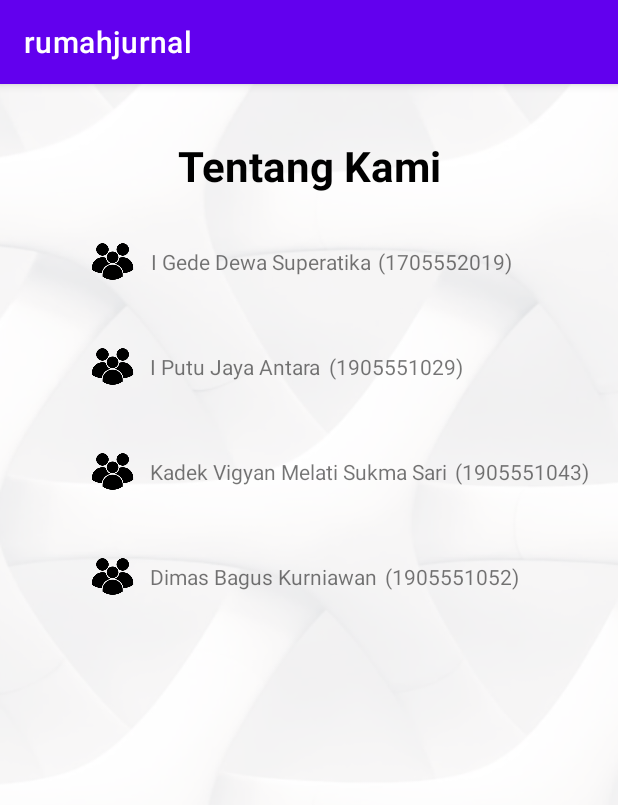
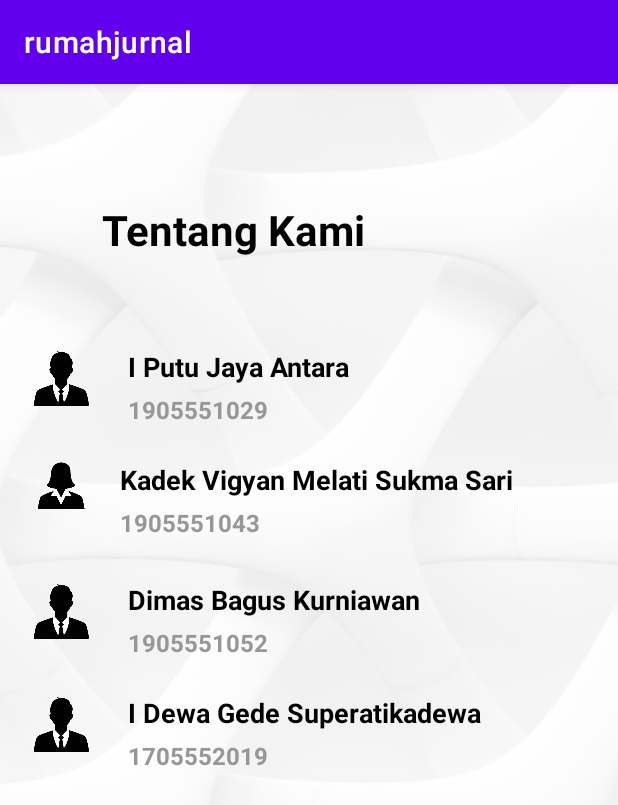
Before and after one commit to vigyanmelati/rumah_Jurnal, an Android app: the DashboardActivity screen opened directly, with no data from a screen before it, after a tap on "Tentang Kami", on a phone screen of 412 x 824 dp. Shown: the top 805 px of the screen. Run offline under Robolectric (Android 15) with nearby library versions, the phone set to English and light mode, and no system bars.

Commit message:
layout tentang kami, edit profil

```diff
--- a/app/src/main/AndroidManifest.xml
+++ b/app/src/main/AndroidManifest.xml
@@ -9,7 +9,8 @@
         android:roundIcon="@mipmap/ic_launcher_round"
         android:supportsRtl="true"
         android:theme="@style/Theme.Rumahjurnal">
-        <activity android:name=".AboutUsActivity"></activity>
+        <activity android:name=".TentangKamiActivity"></activity>
+        <activity android:name=".AboutUsActivity" />
         <activity android:name=".DashboardActivity" />
         <activity android:name=".ViewPdfActivity" />
         <activity android:name=".DaftarJurnalActivity" />
--- a/app/src/main/java/id/vigyan/rumahjurnal/DashboardActivity.java
+++ b/app/src/main/java/id/vigyan/rumahjurnal/DashboardActivity.java
@@ -38,7 +38,7 @@ public class DashboardActivity extends AppCompatActivity {
                 case R.id.daftarJurnalUmum : intent = new Intent(DashboardActivity.this,DaftarJurnalActivity.class);startActivity(intent);break;
                 case R.id.daftarJurnalAnda : intent = new Intent(DashboardActivity.this,DaftarJurnalUserActivity.class);startActivity(intent);break;
                 case R.id.editProfil : intent = new Intent(DashboardActivity.this,MainActivity.class);startActivity(intent);break;
-                case R.id.tentangKami : intent = new Intent(DashboardActivity.this,AboutUsActivity.class);startActivity(intent);break;
+                case R.id.tentangKami : intent = new Intent(DashboardActivity.this,TentangKamiActivity.class);startActivity(intent);break;
                 case R.id.logout : intent = new Intent(DashboardActivity.this,LoginActivity.class);startActivity(intent);break;
                 default:break;
             }
--- /dev/null
+++ b/app/src/main/java/id/vigyan/rumahjurnal/TentangKamiActivity.java
@@ -0,0 +1,14 @@
+package id.vigyan.rumahjurnal;
+
+import androidx.appcompat.app.AppCompatActivity;
+
+import android.os.Bundle;
+
+public class TentangKamiActivity extends AppCompatActivity {
+
+    @Override
+    protected void onCreate(Bundle savedInstanceState) {
+        super.onCreate(savedInstanceState);
+        setContentView(R.layout.activity_tentang_kami);
+    }
+}
--- /dev/null
+++ b/app/src/main/res/layout/activity_tentang_kami.xml
@@ -0,0 +1,180 @@
+<?xml version="1.0" encoding="utf-8"?>
+<LinearLayout xmlns:android="http://schemas.android.com/apk/res/android"
+    xmlns:app="http://schemas.android.com/apk/res-auto"
+    xmlns:tools="http://schemas.android.com/tools"
+    android:layout_width="match_parent"
+    android:layout_height="match_parent"
+    android:orientation="vertical"
+    android:background="@drawable/bg_image"
+    tools:context=".TentangKamiActivity">
+
+    <TextView
+        android:id="@+id/createData"
+        android:text="Tentang Kami"
+        android:layout_width="276dp"
+        android:layout_height="wrap_content"
+        android:layout_alignParentLeft="true"
+        android:layout_alignParentTop="true"
+        android:layout_gravity="center_horizontal"
+        android:layout_marginTop="78dp"
+        android:layout_marginBottom="40dp"
+        android:textSize="28sp"
+        android:textStyle="bold"
+        android:textColor="@color/black"/>
+
+    <LinearLayout
+        android:layout_width="match_parent"
+        android:layout_height="wrap_content"
+        android:orientation="horizontal">
+
+        <ImageView
+            android:layout_width="60dp"
+            android:layout_height="60dp"
+            android:layout_marginLeft="10dp"
+            android:layout_marginTop="15dp"
+            android:src="@drawable/org_cowok"/>
+
+        <LinearLayout
+            android:layout_width="match_parent"
+            android:layout_height="wrap_content"
+            android:orientation="vertical"
+            android:layout_marginLeft="15dp">
+
+            <TextView
+                android:layout_width="wrap_content"
+                android:layout_height="wrap_content"
+                android:text="I Putu Jaya Antara"
+                android:textColor="@color/black"
+                android:textStyle="bold"
+                android:layout_marginTop="20dp"
+                android:textSize="18sp"/>
+
+            <TextView
+                android:layout_width="wrap_content"
+                android:layout_height="wrap_content"
+                android:text="1905551029"
+                android:textColor="@color/abu"
+                android:textStyle="bold"
+                android:layout_marginTop="5dp"
+                android:textSize="16sp"/>
+
+        </LinearLayout>
+    </LinearLayout>
+
+    <LinearLayout
+        android:layout_width="match_parent"
+        android:layout_height="wrap_content"
+        android:orientation="horizontal">
+
+        <ImageView
+            android:layout_width="80dp"
+            android:layout_height="80dp"
+            android:src="@drawable/org_cewek"/>
+
+        <LinearLayout
+            android:layout_width="match_parent"
+            android:layout_height="wrap_content"
+            android:orientation="vertical">
+
+            <TextView
+                android:layout_width="wrap_content"
+                android:layout_height="wrap_content"
+                android:text="Kadek Vigyan Melati Sukma Sari"
+                android:textColor="@color/black"
+                android:textStyle="bold"
+                android:layout_marginTop="20dp"
+                android:textSize="18sp"/>
+
+            <TextView
+                android:layout_width="wrap_content"
+                android:layout_height="wrap_content"
+                android:text="1905551043"
+                android:textColor="@color/abu"
+                android:textStyle="bold"
+                android:layout_marginTop="5dp"
+                android:textSize="16sp"/>
+
+        </LinearLayout>
+    </LinearLayout>
+
+    <LinearLayout
+        android:layout_width="match_parent"
+        android:layout_height="wrap_content"
+        android:orientation="horizontal">
+
+        <ImageView
+            android:layout_width="60dp"
+            android:layout_height="60dp"
+            android:layout_marginLeft="10dp"
+            android:layout_marginTop="15dp"
+            android:src="@drawable/org_cowok"/>
+
+        <LinearLayout
+            android:layout_width="match_parent"
+            android:layout_height="wrap_content"
+            android:orientation="vertical"
+            android:layout_marginLeft="15dp">
+
+            <TextView
+                android:layout_width="wrap_content"
+                android:layout_height="wrap_content"
+                android:text="Dimas Bagus Kurniawan"
+                android:textColor="@color/black"
+                android:textStyle="bold"
+                android:layout_marginTop="20dp"
+                android:textSize="18sp"/>
+
+            <TextView
+                android:layout_width="wrap_content"
+                android:layout_height="wrap_content"
+                android:text="1905551052"
+                android:textColor="@color/abu"
+                android:textStyle="bold"
+                android:layout_marginTop="5dp"
+                android:textSize="16sp"/>
+
+        </LinearLayout>
+    </LinearLayout>
+
+    <LinearLayout
+        android:layout_width="match_parent"
+        android:layout_height="wrap_content"
+        android:orientation="horizontal">
+
+        <ImageView
+            android:layout_width="60dp"
+            android:layout_height="60dp"
+            android:layout_marginLeft="10dp"
+            android:layout_marginTop="15dp"
+            android:src="@drawable/org_cowok"/>
+
+        <LinearLayout
+            android:layout_width="match_parent"
+            android:layout_height="wrap_content"
+            android:orientation="vertical"
+            android:layout_marginLeft="15dp">
+
+            <TextView
+                android:layout_width="wrap_content"
+                android:layout_height="wrap_content"
+                android:text="I Dewa Gede Superatikadewa"
+                android:textColor="@color/black"
+                android:textStyle="bold"
+                android:layout_marginTop="20dp"
+                android:textSize="18sp"/>
+
+            <TextView
+                android:layout_width="wrap_content"
+                android:layout_height="wrap_content"
+                android:text="1705552019"
+                android:textColor="@color/abu"
+                android:textStyle="bold"
+                android:layout_marginTop="5dp"
+                android:textSize="16sp"/>
+
+        </LinearLayout>
+    </LinearLayout>
+
+
+
+</LinearLayout>
```
Also changed, not shown: app/src/main/res/layout/activity_main.xml (+63 -8 lines), app/src/main/res/drawable-v24/org_cewek.png (added), app/src/main/res/drawable-v24/org_cowok.png (added).
